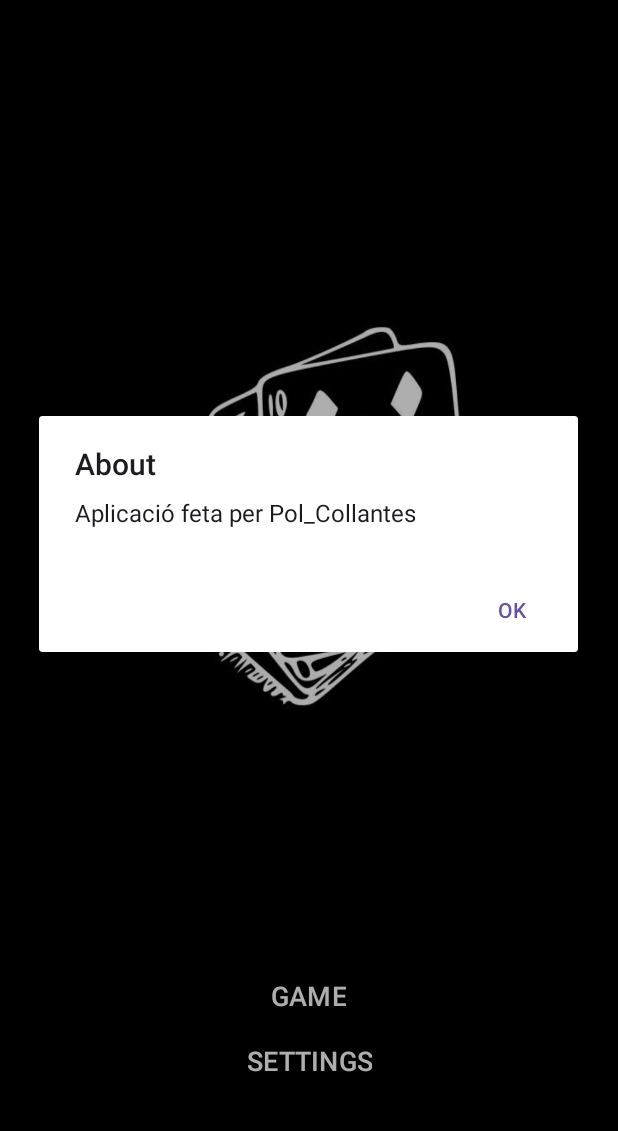
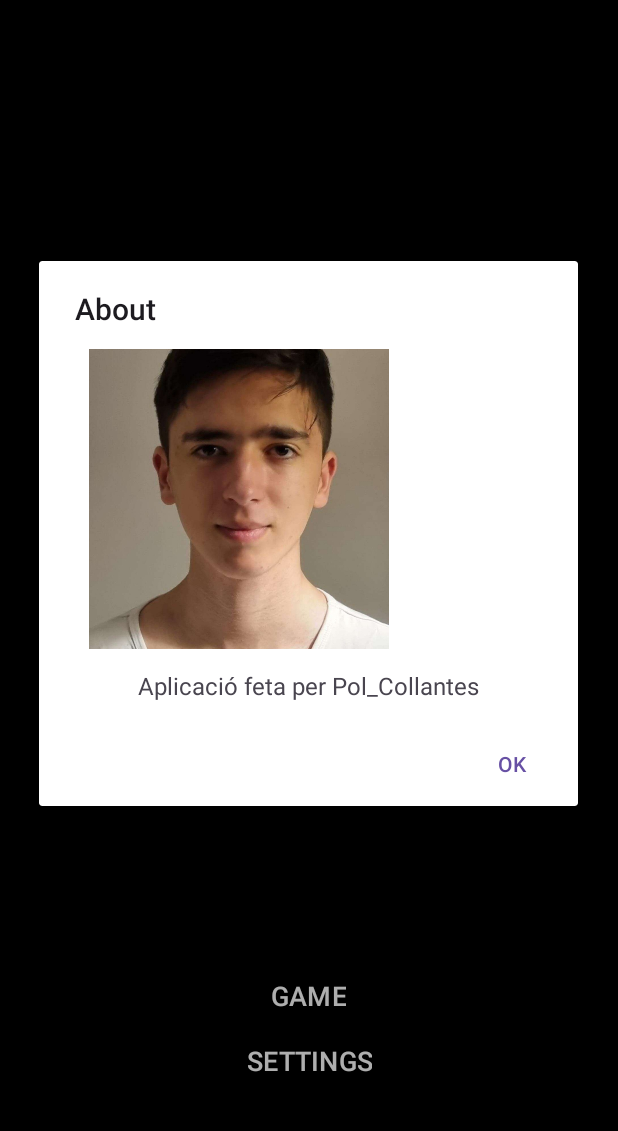
Before and after one commit to FAIFNX/DAM, an Android app: the screen it shows after launch (MainActivity_Inicio), in the options menu, after a tap on "About", on a phone screen of 412 x 824 dp, the part 84-1215 px from its top. Run offline under Robolectric (Android 15) with nearby library versions, the phone set to English and light mode, and no system bars.

Commit message:
04/12/2024

```diff
--- a/M08/Final/app/src/main/java/com/example/blackjack/MainActivity_Inicio.java
+++ b/M08/Final/app/src/main/java/com/example/blackjack/MainActivity_Inicio.java
@@ -3,10 +3,14 @@ package com.example.blackjack;
 import android.content.Intent;
 import android.graphics.Color;
 import android.os.Bundle;
+import android.view.Gravity;
 import android.view.Menu;
 import android.view.MenuItem;
 import android.view.View;
 import android.widget.Button;
+import android.widget.ImageView;
+import android.widget.LinearLayout;
+import android.widget.TextView;
 
 import androidx.activity.EdgeToEdge;
 import androidx.appcompat.app.AlertDialog;
@@ -106,9 +110,30 @@ public class MainActivity_Inicio extends AppCompatActivity {
 
     // Mostrar el diálogo "About"
     private void showAboutDialog() {
+        // Crea un contenedor para la imagen y el texto
+        LinearLayout layout = new LinearLayout(this);
+        layout.setOrientation(LinearLayout.VERTICAL);
+        layout.setPadding(50, 20, 50, 20); // Espaciado opcional
+
+        // Añade la imagen al contenedor
+        ImageView imageView = new ImageView(this);
+        imageView.setImageResource(R.drawable.foto); // Asegúrate de que "foto.jpg" esté en res/drawable
+        imageView.setLayoutParams(new LinearLayout.LayoutParams(300, 300)); // Tamaño de la imagen
+        imageView.setScaleType(ImageView.ScaleType.CENTER_CROP);
+        layout.addView(imageView);
+
+        // Añade el texto al contenedor
+        TextView textView = new TextView(this);
+        textView.setText("Aplicació feta per Pol_Collantes");
+        textView.setTextSize(16);
+        textView.setPadding(0, 20, 0, 0); // Espaciado opcional
+        textView.setGravity(Gravity.CENTER);
+        layout.addView(textView);
+
+        // Crea y muestra el diálogo
         AlertDialog.Builder builder = new AlertDialog.Builder(this);
         builder.setTitle("About")
-                .setMessage("Aplicació feta per Pol_Collantes")
+                .setView(layout)
                 .setPositiveButton("OK", (dialog, which) -> dialog.dismiss())
                 .show();
     }
```
Also changed, not shown: M08/Final/app/src/main/java/com/example/blackjack/MainActivity.java (+22 -1 lines), M08/Final/app/src/main/java/com/example/blackjack/MainActivity_Settings.java (+25 -1 lines), M08/Final/app/src/main/res/drawable/foto.jpg (added).
